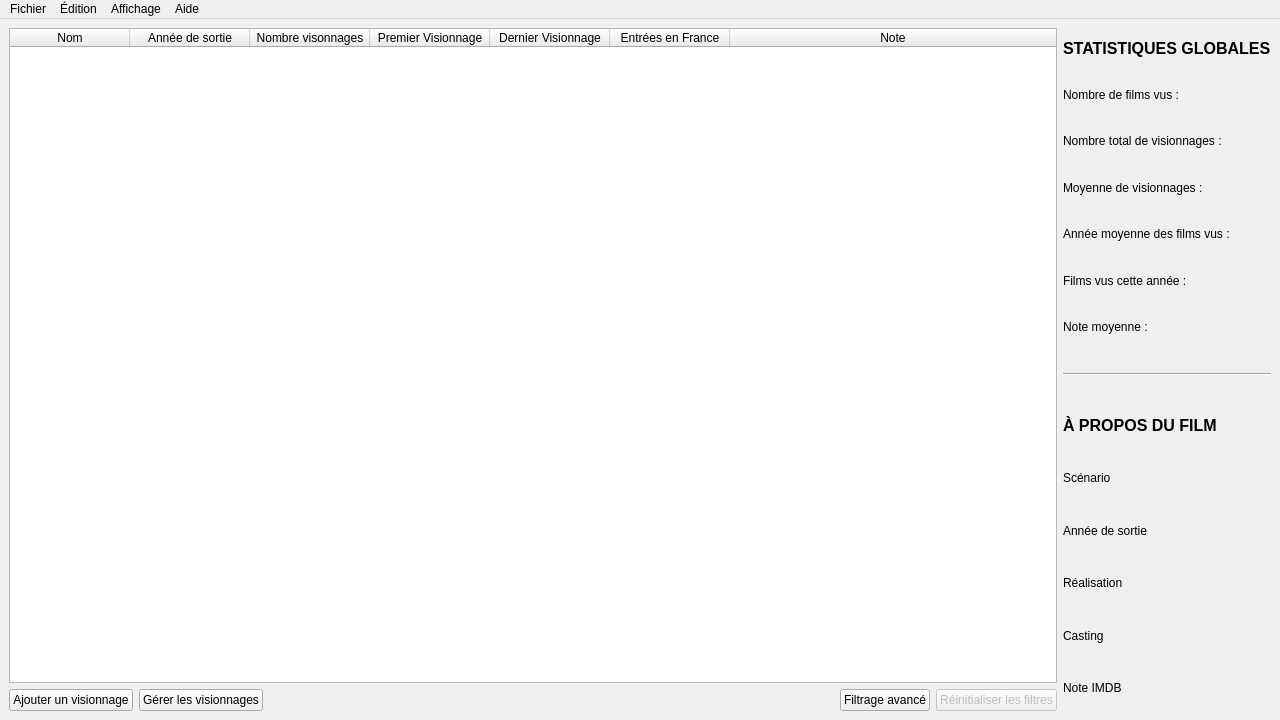
Before: the Qt Designer form MainWindow.ui in AmbreM71/MovieManager, drawn with Qt 5.
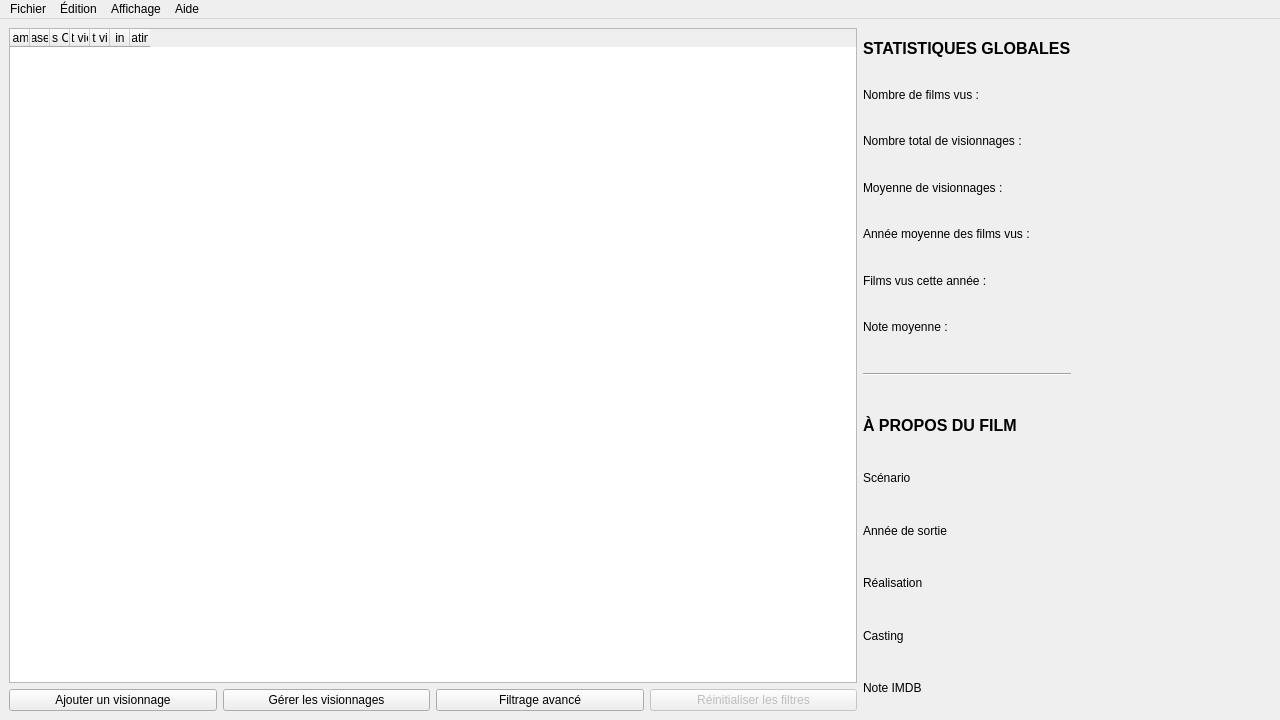
After: the same form once the commit is applied.

Commit message: set proper table column's width

Patch:
```diff
--- a/MainWindow.ui
+++ b/MainWindow.ui
@@ -23,13 +23,13 @@
    <enum>QTabWidget::Rounded</enum>
   </property>
   <widget class="QWidget" name="centralwidget">
-   <layout class="QHBoxLayout" name="horizontalLayout">
-    <item>
+   <layout class="QGridLayout" name="gridLayout">
+    <item row="0" column="0">
      <layout class="QVBoxLayout" name="MoviesLayout">
       <item>
        <widget class="QTableWidget" name="MoviesListWidget">
         <property name="sizePolicy">
-         <sizepolicy hsizetype="Preferred" vsizetype="Preferred">
+         <sizepolicy hsizetype="Expanding" vsizetype="Preferred">
           <horstretch>0</horstretch>
           <verstretch>0</verstretch>
          </sizepolicy>
@@ -94,8 +94,11 @@
         <attribute name="horizontalHeaderCascadingSectionResizes">
          <bool>false</bool>
         </attribute>
+        <attribute name="horizontalHeaderMinimumSectionSize">
+         <number>0</number>
+        </attribute>
         <attribute name="horizontalHeaderDefaultSectionSize">
-         <number>120</number>
+         <number>20</number>
         </attribute>
         <attribute name="horizontalHeaderHighlightSections">
          <bool>true</bool>
@@ -104,44 +107,44 @@
          <bool>true</bool>
         </attribute>
         <attribute name="horizontalHeaderStretchLastSection">
-         <bool>true</bool>
+         <bool>false</bool>
         </attribute>
         <attribute name="verticalHeaderVisible">
          <bool>false</bool>
         </attribute>
         <column>
          <property name="text">
-          <string>Nom</string>
+          <string>Name</string>
          </property>
         </column>
         <column>
          <property name="text">
-          <string>Année de sortie</string>
+          <string>ReleaseYear</string>
          </property>
         </column>
         <column>
          <property name="text">
-          <string>Nombre visonnages</string>
+          <string>Views Count</string>
          </property>
         </column>
         <column>
          <property name="text">
-          <string>Premier Visionnage</string>
+          <string>1st view</string>
          </property>
         </column>
         <column>
          <property name="text">
-          <string>Dernier Visionnage</string>
+          <string>last view</string>
          </property>
         </column>
         <column>
          <property name="text">
-          <string>Entrées en France</string>
+          <string>Entries in France</string>
          </property>
         </column>
         <column>
          <property name="text">
-          <string>Note</string>
+          <string>Rating</string>
          </property>
         </column>
        </widget>
@@ -170,19 +173,6 @@
             </property>
            </widget>
           </item>
-          <item>
-           <spacer name="horizontalSpacer">
-            <property name="orientation">
-             <enum>Qt::Horizontal</enum>
-            </property>
-            <property name="sizeHint" stdset="0">
-             <size>
-              <width>40</width>
-              <height>20</height>
-             </size>
-            </property>
-           </spacer>
-          </item>
           <item>
            <widget class="QPushButton" name="AdvancedSearchButton">
             <property name="text">
@@ -206,7 +196,7 @@
       </item>
      </layout>
     </item>
-    <item>
+    <item row="0" column="1">
      <layout class="QVBoxLayout" name="InfosLayout">
       <item>
        <layout class="QGridLayout" name="GeneralInfosLayout">
@@ -366,6 +356,22 @@
       </item>
      </layout>
     </item>
+    <item row="0" column="2">
+     <spacer name="horizontalSpacer">
+      <property name="orientation">
+       <enum>Qt::Horizontal</enum>
+      </property>
+      <property name="sizeType">
+       <enum>QSizePolicy::Preferred</enum>
+      </property>
+      <property name="sizeHint" stdset="0">
+       <size>
+        <width>200</width>
+        <height>20</height>
+       </size>
+      </property>
+     </spacer>
+    </item>
    </layout>
   </widget>
   <widget class="QMenuBar" name="menubar">
```
The commit also changes 1 other file.
